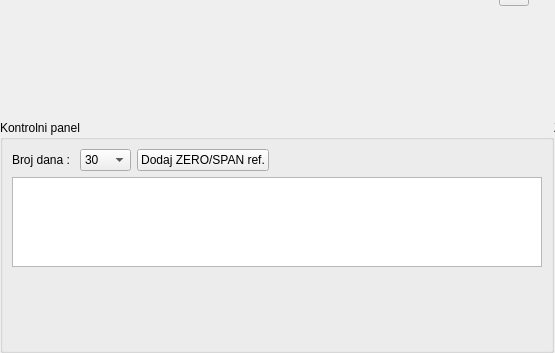
Old version of the form app/view/ui_files/zero_span_panel.ui in the repository kluksa/kontrola-podataka; both pictures show x 0 to 555 and y 358 to 711 of the 1028 by 711 pixel window.
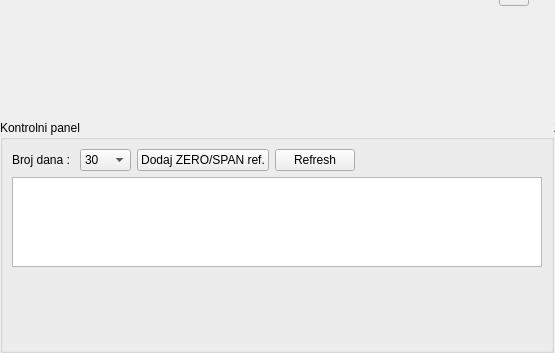
New version of the form.

Commit message:
refresh zero/span
-dodan je gumb za refresh zero i span panela.

```diff
--- a/app/view/ui_files/zero_span_panel.ui
+++ b/app/view/ui_files/zero_span_panel.ui
@@ -392,6 +392,13 @@
             </property>
            </widget>
           </item>
+          <item>
+           <widget class="QPushButton" name="pushButtonRefresh">
+            <property name="text">
+             <string>Refresh</string>
+            </property>
+           </widget>
+          </item>
           <item>
            <spacer name="horizontalSpacer">
             <property name="orientation">
```
The commit also changes 3 other files.
